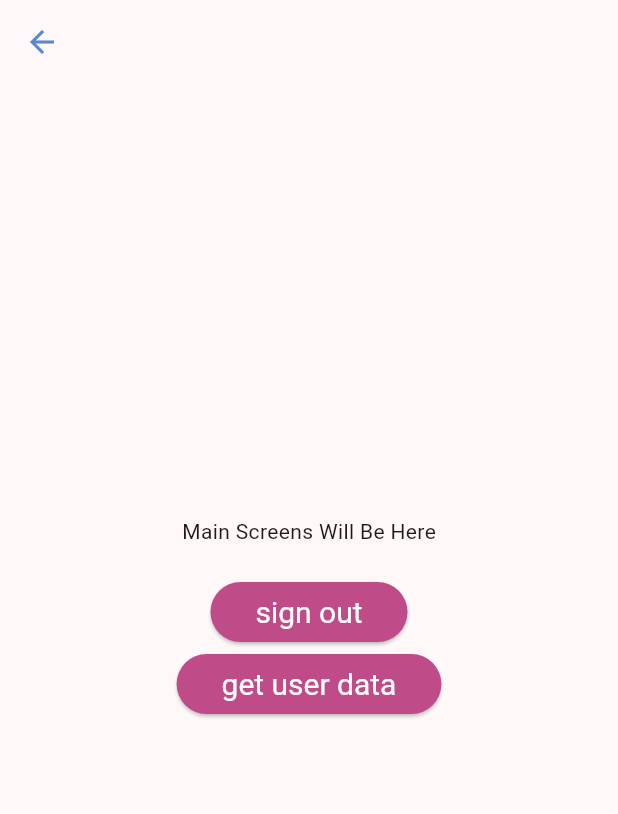
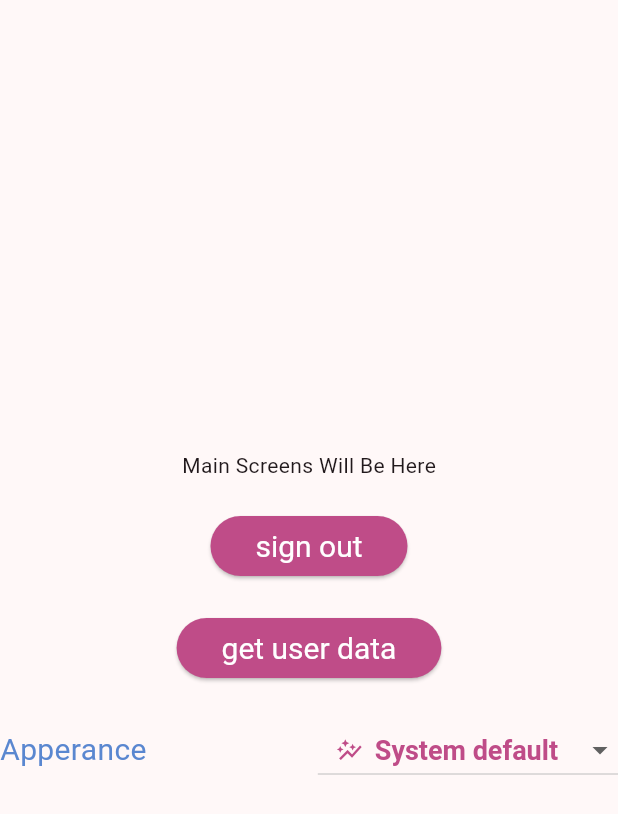
Before and after one commit to salahalshafey/breast_cancer_awareness, a Flutter app: the MainScreen screen opened by its route, after a tap on "get user data", on a phone screen of 412 x 824 dp. Shown: the top 814 px of the screen. Run offline on Flutter 3.47's test engine with Material 2 defaults, Android fonts, the light colour scheme and no system bars; our stand-ins replace cloud_firestore, dio, firebase_auth, firebase_core, firebase_storage, flutter_animate and 8 more; accounts and stored records are empty; project files that could hold a hidden picture were left out.

Commit message:
making the errors that belongs to a form under it, and making color of systemNavigationBarIconBrightness responsive to curren theme mode

```diff
--- a/lib/main.dart
+++ b/lib/main.dart
@@ -13,6 +13,7 @@ void main() async {
   WidgetsFlutterBinding.ensureInitialized();
 
   await Firebase.initializeApp();
+  // FirebaseAuth.instance.setSettings(appVerificationDisabledForTesting: true);
 
   await di.init();
 
--- a/lib/src/core/util/widgets/image_container.dart
+++ b/lib/src/core/util/widgets/image_container.dart
@@ -412,13 +412,13 @@ class __ImageContainerState extends State<_ImageContainer> {
   }
 
   void _showImageDialog(BuildContext context, bool showImageScreen) {
-    final screenHeight = MediaQuery.of(context).size.height;
+    /*final screenHeight = MediaQuery.of(context).size.height;
     var imageDialogHeight = 0.0;
     if (screenHeight < 400) {
       imageDialogHeight = screenHeight * 0.8;
     } else {
       imageDialogHeight = screenHeight * 0.5;
-    }
+    }*/
 
     final isPortrait =
         MediaQuery.of(context).orientation == Orientation.portrait;
--- a/lib/src/features/account/presentation/pages/sign_in_screen.dart
+++ b/lib/src/features/account/presentation/pages/sign_in_screen.dart
@@ -23,9 +23,6 @@ class SignInScreen extends StatelessWidget {
     }
 
     return Scaffold(
-      extendBody: true,
-      extendBodyBehindAppBar: true,
-      appBar: AppBar(),
       body: Stack(
         children: [
           Positioned(
--- a/lib/src/features/account/presentation/providers/account.dart
+++ b/lib/src/features/account/presentation/providers/account.dart
@@ -1,3 +1,5 @@
+// ignore_for_file: file_names
+
 import 'dart:io';
 
 import 'package:flutter/material.dart';
@@ -31,7 +33,7 @@ class Account with ChangeNotifier {
 
   String get userId => FirebaseAuth.instance.currentUser!.uid;
 
-  Future<UserInformation> getUserInfo() async {
+  Future<UserInformation?> getUserInfo() async {
     if (!_userFetchedFromBackend) {
       try {
         await updateAndGetUserInfo();
@@ -40,16 +42,16 @@ class Account with ChangeNotifier {
       }
     }
 
-    return _userInfo!;
+    return _userInfo;
   }
 
-  Future<UserInformation> updateAndGetUserInfo() async {
+  Future<UserInformation?> updateAndGetUserInfo() async {
     try {
       _userInfo = await getUserInformationUseCase.call(userId);
       _userFetchedFromBackend = true;
       notifyListeners();
 
-      return _userInfo!;
+      return _userInfo;
     } on OfflineException {
       throw Error('You are currently offline.');
     } on ServerException {
@@ -76,10 +78,10 @@ class Account with ChangeNotifier {
       throw Error("Error happend, There is no data for that user");
     } on UserNotFoundException {
       throw Error("User not found for that email.");
+    } on EmailNotValidException {
+      throw Error("Email Not Valid.");
     } on WrongPasswordException {
       throw Error("The password is wrong.");
-    } on EmailNotValidException {
-      throw Error("Email Not Valid.");
     } catch (error) {
       throw Error('An unexpected error happened.');
     }
--- a/lib/src/main_screen.dart
+++ b/lib/src/main_screen.dart
@@ -1,13 +1,8 @@
-import 'dart:math';
+import 'package:flutter/material.dart';
+import 'package:provider/provider.dart';
 
-import 'package:breast_cancer_awareness/src/features/account/presentation/providers/account.dart';
-import 'package:firebase_auth/firebase_auth.dart';
-import 'package:flutter/material.dart';
-import 'package:flutter_animate/flutter_animate.dart';
-
-import 'dart:ui' as ui;
-
-import 'package:provider/provider.dart';
+import 'features/settings/widgets/set_theme_mode.dart';
+import 'features/account/presentation/providers/account.dart';
 
 class MainScreen extends StatelessWidget {
   static const routName = '/main-screen';
@@ -17,26 +12,35 @@ class MainScreen extends StatelessWidget {
   @override
   Widget build(BuildContext context) {
     return Scaffold(
-      extendBody: true,
-      extendBodyBehindAppBar: true,
-      appBar: AppBar(),
       body: Center(
         child: Column(
           mainAxisAlignment: MainAxisAlignment.center,
           crossAxisAlignment: CrossAxisAlignment.center,
-          children: [
-            const Text("Main Screens Will Be Here"),
-            const SizedBox(height: 20),
-            ElevatedButton(
-              onPressed: () async {
-                await FirebaseAuth.instance.signOut();
-              },
-              child: const Text("sign out"),
-            ),
-            const GetUserData(),
+          children: const [
+            Text("Main Screens Will Be Here"),
+            SizedBox(height: 20),
+            SignOut(),
+            SizedBox(height: 20),
+            GetUserData(),
+            SizedBox(height: 20),
+            SetThemeMode(),
           ],
         ),
       ),
+    );
+  }
+}
+
+class SignOut extends StatelessWidget {
+  const SignOut({super.key});
+
+  @override
+  Widget build(BuildContext context) {
+    return ElevatedButton(
+      onPressed: () async {
+        await Provider.of<Account>(context, listen: false).signOut();
+      },
+      child: const Text("sign out"),
     );
   }
 }
@@ -50,6 +54,7 @@ class GetUserData extends StatelessWidget {
       onPressed: () async {
         final account = Provider.of<Account>(context, listen: false);
         final info = await account.getUserInfo();
+        // ignore: avoid_print
         print(info);
       },
       child: const Text("get user data"),
```
Also changed, not shown: lib/src/app.dart (+13 -1 lines), lib/src/core/theme/dark_theme.dart (+2 -7 lines), lib/src/core/theme/light_theme.dart (+2 -7 lines), lib/src/core/util/functions/password_validation.dart (added, +133 -0 lines), lib/src/features/account/data/datasources/account_remote_authentication.dart (+6 -2 lines), lib/src/features/account/presentation/widgets/sign_in_form.dart (+37 -35 lines), lib/src/features/account/presentation/widgets/sign_up_form.dart (+47 -175 lines).
